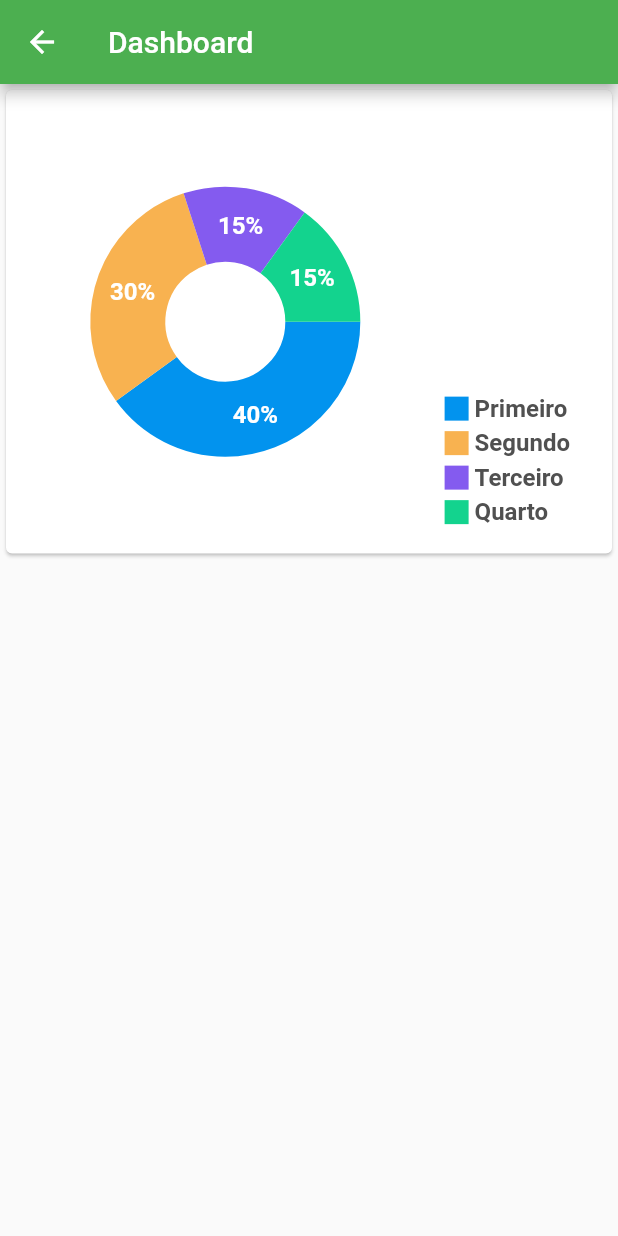
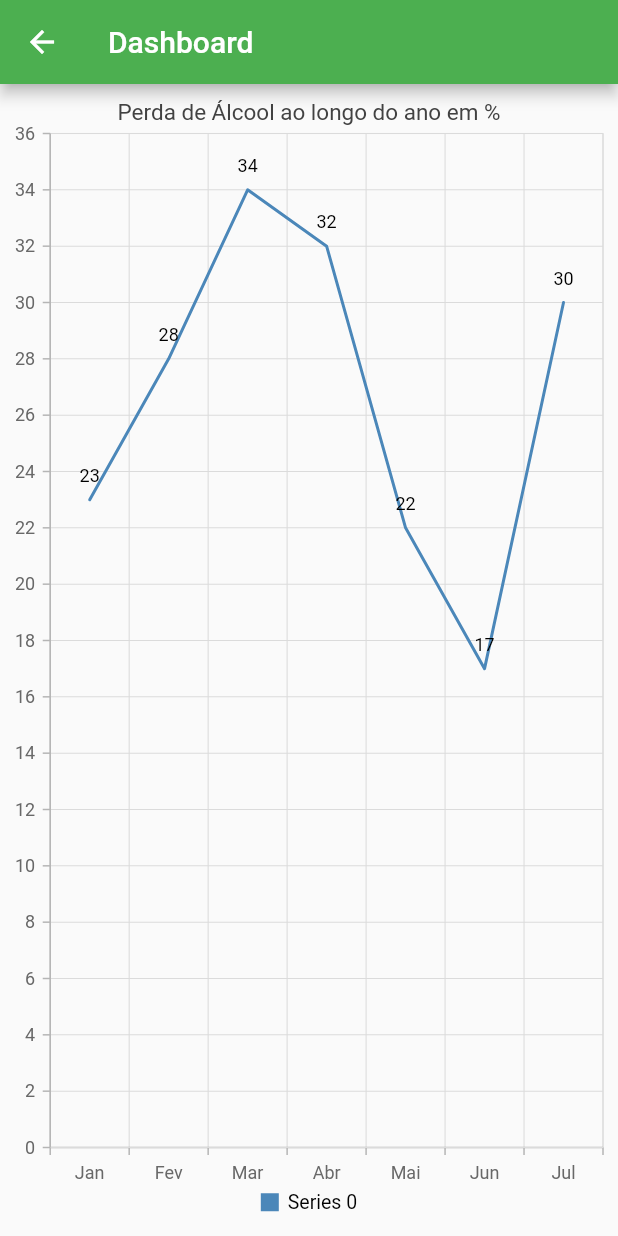
Before and after one commit to matheusc3m/projetointegrador4, a Flutter app: the DashboardPage screen opened by its route, on a phone screen of 412 x 824 dp. Run offline on Flutter 3.47's test engine with Material 2 defaults, Android fonts, the phone set to English and light mode, and no system bars; drawn by our look-alikes of fl_chart; our stand-ins replace date_field, date_time_picker, flutter_speed_dial, syncfusion_flutter_charts.

```diff
--- a/lib/main.dart
+++ b/lib/main.dart
@@ -1,6 +1,8 @@
 import 'package:flutter/material.dart';
 import 'package:projeto4/pages/home/dashboard/dashboardPage.dart';
 import 'package:projeto4/pages/home/homePage.dart';
+import 'package:projeto4/pages/home/lancamento/alcoolHidratado/listagemAlcoolPage.dart';
+import 'package:projeto4/pages/home/lancamento/destilacao/destilacaoPage.dart';
 
 import 'package:projeto4/pages/login/loginPage.dart';
 import 'package:projeto4/pages/login/signupPage.dart';
@@ -27,7 +29,9 @@ class MyApp extends StatelessWidget {
         '/home': (context) => HomePage(),
         '/home/lancamentos': (context) => LancamentoMenuPage(),
         '/home/lancamentos/alcoolHidratado': (context) => AlcoolHidratadoPage(),
+        '/home/lancamentos/destilacao': (context) => DestilacaoPage(),
         '/home/dashboard': (context) => DashboardPage(),
+        '/home/lancamentos/listagem': (context) => ListagemAlcoolPage(),
       },
     );
   }
--- a/lib/pages/home/dashboard/dashboardPage.dart
+++ b/lib/pages/home/dashboard/dashboardPage.dart
@@ -1,6 +1,5 @@
-import 'package:fl_chart/fl_chart.dart';
 import 'package:flutter/material.dart';
-import 'package:projeto4/pages/home/dashboard/indicator.dart';
+import 'package:syncfusion_flutter_charts/charts.dart';
 
 class DashboardPage extends StatefulWidget {
   @override
@@ -8,151 +7,43 @@ class DashboardPage extends StatefulWidget {
 }
 
 class _DashboardPageState extends State<DashboardPage> {
-  int touchedIndex;
-
   @override
   Widget build(BuildContext context) {
+    var lista = ["joao"];
     return Scaffold(
-      appBar: AppBar(
-        title: Text("Dashboard"),
-      ),
-      body: AspectRatio(
-        aspectRatio: 1.3,
-        child: Card(
-          color: Colors.white,
-          child: Row(
-            children: <Widget>[
-              const SizedBox(
-                height: 18,
-              ),
-              Expanded(
-                child: AspectRatio(
-                  aspectRatio: 1,
-                  child: PieChart(
-                    PieChartData(
-                        pieTouchData:
-                            PieTouchData(touchCallback: (pieTouchResponse) {
-                          setState(() {
-                            if (pieTouchResponse.touchInput is FlLongPressEnd ||
-                                pieTouchResponse.touchInput is FlPanEnd) {
-                              touchedIndex = -1;
-                            } else {
-                              touchedIndex =
-                                  pieTouchResponse.touchedSectionIndex;
-                            }
-                          });
-                        }),
-                        borderData: FlBorderData(
-                          show: false,
-                        ),
-                        sectionsSpace: 0,
-                        centerSpaceRadius: 40,
-                        sections: showingSections()),
-                  ),
-                ),
-              ),
-              Column(
-                mainAxisSize: MainAxisSize.max,
-                mainAxisAlignment: MainAxisAlignment.end,
-                crossAxisAlignment: CrossAxisAlignment.start,
-                children: const <Widget>[
-                  Indicator(
-                    color: Color(0xff0293ee),
-                    text: 'Primeiro',
-                    isSquare: true,
-                  ),
-                  SizedBox(
-                    height: 4,
-                  ),
-                  Indicator(
-                    color: Color(0xfff8b250),
-                    text: 'Segundo',
-                    isSquare: true,
-                  ),
-                  SizedBox(
-                    height: 4,
-                  ),
-                  Indicator(
-                    color: Color(0xff845bef),
-                    text: 'Terceiro',
-                    isSquare: true,
-                  ),
-                  SizedBox(
-                    height: 4,
-                  ),
-                  Indicator(
-                    color: Color(0xff13d38e),
-                    text: 'Quarto',
-                    isSquare: true,
-                  ),
-                  SizedBox(
-                    height: 18,
-                  ),
-                ],
-              ),
-              const SizedBox(
-                width: 28,
-              ),
-            ],
-          ),
+        appBar: AppBar(
+          title: const Text('Dashboard'),
         ),
-      ),
-    );
-  }
-
-  List<PieChartSectionData> showingSections() {
-    return List.generate(4, (i) {
-      final isTouched = i == touchedIndex;
-      final double fontSize = isTouched ? 25 : 16;
-      final double radius = isTouched ? 60 : 50;
-      switch (i) {
-        case 0:
-          return PieChartSectionData(
-            color: const Color(0xff0293ee),
-            value: 40,
-            title: '40%',
-            radius: radius,
-            titleStyle: TextStyle(
-                fontSize: fontSize,
-                fontWeight: FontWeight.bold,
-                color: const Color(0xffffffff)),
-          );
-        case 1:
-          return PieChartSectionData(
-            color: const Color(0xfff8b250),
-            value: 30,
-            title: '30%',
-            radius: radius,
-            titleStyle: TextStyle(
-                fontSize: fontSize,
-                fontWeight: FontWeight.bold,
-                color: const Color(0xffffffff)),
-          );
-        case 2:
-          return PieChartSectionData(
-            color: const Color(0xff845bef),
-            value: 15,
-            title: '15%',
-            radius: radius,
-            titleStyle: TextStyle(
-                fontSize: fontSize,
-                fontWeight: FontWeight.bold,
-                color: const Color(0xffffffff)),
-          );
-        case 3:
-          return PieChartSectionData(
-            color: const Color(0xff13d38e),
-            value: 15,
-            title: '15%',
-            radius: radius,
-            titleStyle: TextStyle(
-                fontSize: fontSize,
-                fontWeight: FontWeight.bold,
-                color: const Color(0xffffffff)),
-          );
-        default:
-          return null;
-      }
-    });
+        body: SfCartesianChart(
+            primaryXAxis: CategoryAxis(),
+            // Chart title
+            title: ChartTitle(text: 'Perda de Álcool ao longo do ano em %'),
+            // Enable legend
+            legend: Legend(isVisible: true),
+            // Enable tooltip
+            tooltipBehavior: TooltipBehavior(enable: true),
+            series: <ChartSeries<_SalesData, String>>[
+              LineSeries<_SalesData, String>(
+                  dataSource: <_SalesData>[
+                    _SalesData('Jan', 23),
+                    _SalesData('Fev', 28),
+                    _SalesData('Mar', 34),
+                    _SalesData('Abr', 32),
+                    _SalesData('Mai', 22),
+                    _SalesData('Jun', 17),
+                    _SalesData('Jul', 30),
+                  ],
+                  xValueMapper: (_SalesData sales, _) => sales.year,
+                  yValueMapper: (_SalesData sales, _) => sales.sales,
+                  // Enable data label
+                  dataLabelSettings: DataLabelSettings(isVisible: true))
+            ]));
   }
 }
+
+class _SalesData {
+  _SalesData(this.year, this.sales);
+
+  final String year;
+  final double sales;
+}
--- a/lib/pages/home/homeController.dart
+++ b/lib/pages/home/homeController.dart
@@ -1,7 +1,7 @@
 class HomeController {
   String funcNavigation(int index) {
     if (index == 0) {
-      return "/home/lancamentos";
+      return "/home/lancamentos/listagem";
     } else if (index == 1) {
       return "/home/dashboard";
     }
--- a/lib/pages/home/lancamento/lancamentoMenuController.dart
+++ b/lib/pages/home/lancamento/lancamentoMenuController.dart
@@ -2,6 +2,9 @@ class LancamentosMenuController {
   String funcNavigation(int index) {
     if (index == 0) {
       return "/home/lancamentos/alcoolHidratado";
-    }
+    } else if (index == 1) {
+      return "/home/lancamentos/destilacao";
+    } else
+      return null;
   }
 }
--- a/pubspec.yaml
+++ b/pubspec.yaml
@@ -25,7 +25,10 @@ dependencies:
   # Use with the CupertinoIcons class for iOS style icons.
   cupertino_icons: ^0.1.2
   date_time_picker: "^1.0.2"
-  fl_chart: ^0.12.0
+  date_field: ^0.1.2
+  syncfusion_flutter_charts: ^18.3.50
+  http: ^0.12.2
+  flutter_speed_dial: ^1.2.5
 
 
 
```
Also changed, not shown: lib/pages/home/lancamento/alcoolHidratado/alcooHidratadoPage.dart (+2 -10 lines), lib/pages/home/lancamento/alcoolHidratado/alcoolController.dart (added, +17 -0 lines), lib/pages/home/lancamento/alcoolHidratado/alcoolModel.dart (added, +56 -0 lines), lib/pages/home/lancamento/alcoolHidratado/listagemAlcoolPage.dart (added, +163 -0 lines), lib/pages/home/lancamento/destilacao/destilacaoController.dart (added, +21 -0 lines), lib/pages/home/lancamento/destilacao/destilacaoModel.dart (added, +52 -0 lines), lib/pages/home/lancamento/destilacao/destilacaoPage.dart (added, +93 -0 lines), pubspec.lock.
